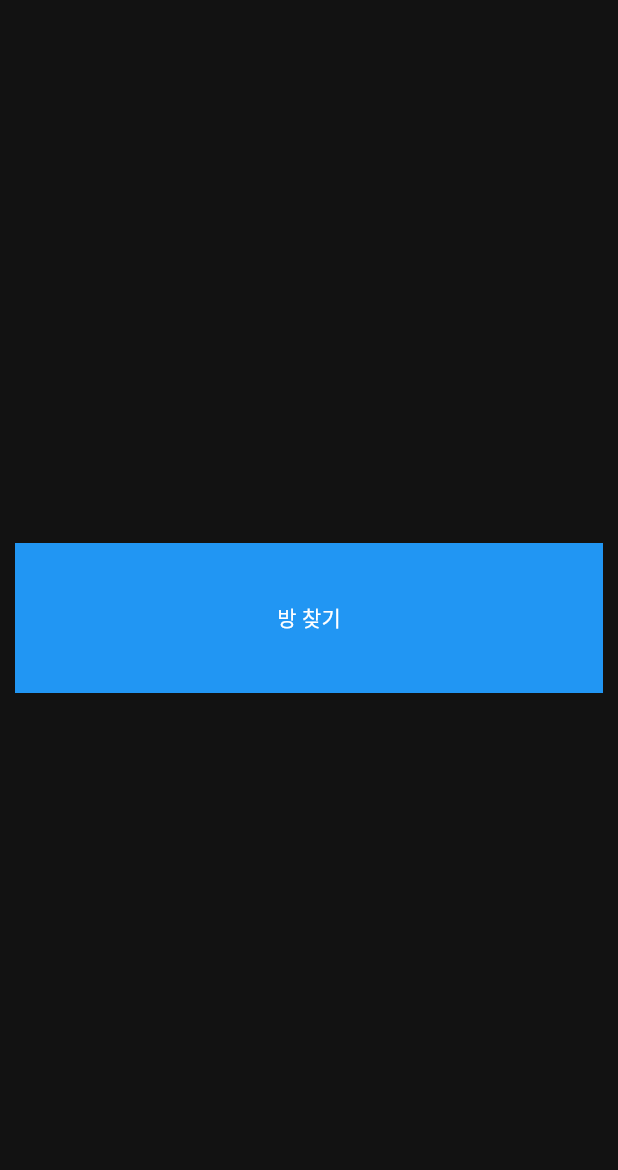
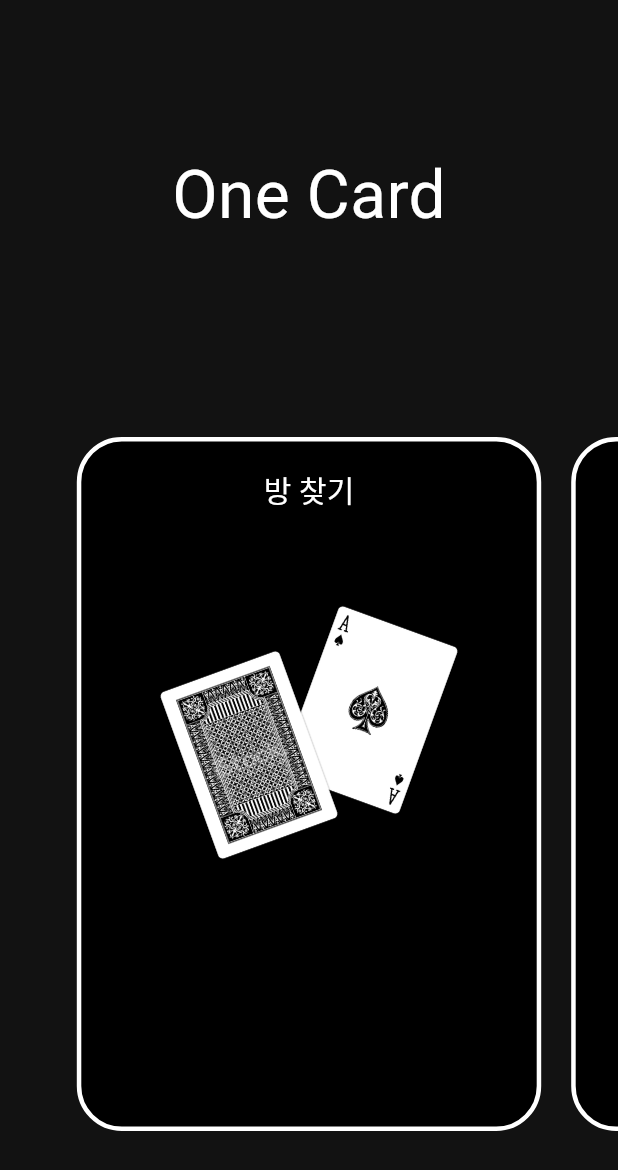
Before and after one commit to es10130813/Madcamp2ndWeek_front, a Flutter app: the HomePage screen opened directly, on a phone screen of 412 x 824 dp. Shown: the top 1170 px of the screen. Run offline on Flutter 3.47's test engine with Material 3 defaults, Android fonts, the phone set to English and light mode, and no system bars; our stand-ins replace socket_io_client; missing offline and left inert: kakao_flutter_sdk.

Commit message:
홈 페이지 디자인 변경

```diff
--- a/lib/pages/home_page.dart
+++ b/lib/pages/home_page.dart
@@ -14,20 +14,44 @@ class HomePageState extends State<HomePage> {
     return Scaffold(
       backgroundColor: Color(0xff121212),
       body: SafeArea(
-        child: Center(
-          child: Container(
-            margin: EdgeInsets.symmetric(vertical: 16.0),
-            height: 100,
+        child: Column(
+          children: [
+            Expanded(child: Container(
+              alignment: Alignment.center,
+              child: Text(
+                "One Card",
+                style: TextStyle(
+                    color: Colors.white,
+                    fontSize: 44.0
+                ),
+              ),
+            )),
+            Expanded(
+              flex: 2,
+              child:Container(
+                margin: EdgeInsets.symmetric(vertical: 30.0),
+                height: 300,
                 child: PageView.builder(
                   itemCount: 2,
+                  controller: PageController(
+                    viewportFraction: 0.8, // 페이지가 화면에서 차지하는 비율을 조정
+                  ),
                   itemBuilder: (BuildContext context, int index) {
                     return Container(
                       margin: EdgeInsets.symmetric(horizontal: 10.0),
-                  color: index % 2 == 0 ? Colors.blue : Colors.green,
-                  child: Center(
-                    child: TextButton(
+                      decoration: BoxDecoration(
+                          color: index % 2 == 0 ? Colors.black : Colors.black,
+                          border: Border.all(color: Colors.white, width: 3.0),
+                          borderRadius: BorderRadius.circular(30)
+                      ),
+                      child: Padding(
+                        padding: const EdgeInsets.all(8.0),
+                        child: Container(
+                          child: Column(
+                            children: [
+                              TextButton(
                                 onPressed: () {
-                        print('Button pressed: ${index % 2 == 0 ? '방 찾기' : '방 만들기'}'); // 프린트문 추가
+                                  print('Button pressed: ${index % 2 == 0 ? '방 찾기' : '방 만들기'}');
                                   if (index % 2 == 0) {
                                     // '방 찾기' 페이지로 이동
                                     Navigator.push(
@@ -40,14 +64,66 @@ class HomePageState extends State<HomePage> {
                                 },
                                 child: Text(
                                   index % 2 == 0 ? '방 찾기' : '방 만들기',
-                        style: TextStyle(color: Colors.white),
+                                  style: TextStyle(color: Colors.white, fontSize: 20),
+                                ),
+                              ),
+                              SizedBox(height: 10), // 텍스트 버튼과 이미지 사이에 간격을 조절하려면 SizedBox를 추가합니다.
+                              Container(
+                                width: 230, // Stack의 너비 설정
+                                height: 260, // Stack의 높이 설정
+                                child: Stack(
+                                  children: index % 2 == 0
+                                      ? [
+                                    // 첫 번째 페이지의 이미지들
+                                    Positioned(
+                                      top: 50,
+                                      left: 110,
+                                      child: Transform.rotate(
+                                        angle: 20 * 3.14159265359 / 180,
+                                        child: Image.asset('assets/images/AS_elevation.png', width: 90, height: 126,),
+                                      ),
+                                    ),
+                                    Positioned(
+                                      top: 80,
+                                      left: 30,
+                                      child: Transform.rotate(
+                                        angle: -20 * 3.14159265359 / 180,
+                                        child: Image.asset('assets/images/card_back_elevation.png', width: 90, height: 126,),
+                                      ),
+                                    ),
+                                  ]
+                                      : [
+                                    // 두 번째 페이지의 다른 이미지들
+                                    Positioned(
+                                      top: 50,
+                                      left: 105,
+                                      child: Transform.rotate(
+                                        angle: 20 * 3.14159265359 / 180,
+                                        child: Image.asset('assets/images/card_back_elevation.png', width: 90, height: 126,), // 다른 이미지
+                                      ),
+                                    ),
+                                    Positioned(
+                                      top: 75,
+                                      left: 35,
+                                      child: Transform.rotate(
+                                        angle: -20 * 3.14159265359 / 180,
+                                        child: Image.asset('assets/images/KH.png', width: 90, height: 126,), // 다른 이미지
+                                      ),
+                                    ),
+                                  ],
+                                ),
+                              )
+                            ],
                           ),
                         ),
                       ),
+
                     );
                   },
                 ),
-          ),
+              ), ),
+            SizedBox(height: 40,)
+          ],
         ),
       ),
     );
--- a/lib/pages/main_page.dart
+++ b/lib/pages/main_page.dart
@@ -18,7 +18,6 @@ class MainPageState extends State<MainPage> {
     HomePage(),
     MyPage(userId: widget.userId), // MyPage 생성자에 userId 전달
   ];
-
 
   void onTabTapped(int index) {
     setState(() {
--- a/pubspec.yaml
+++ b/pubspec.yaml
@@ -122,6 +122,8 @@ flutter:
     - assets/images/card_back_turned.png
     - assets/images/profile_pic.png
     - assets/images/icon_sword.png
+    - assets/images/card_back_elevation.png
+    - assets/images/AS_elevation.png
 
 
   # An image asset can refer to one or more resolution-specific "variants", see
```
Also changed, not shown: assets/images/AS_elevation.png (added), assets/images/card_back_elevation.png (added), 1 other file. Lines whose indentation alone changed are shown as unchanged.
